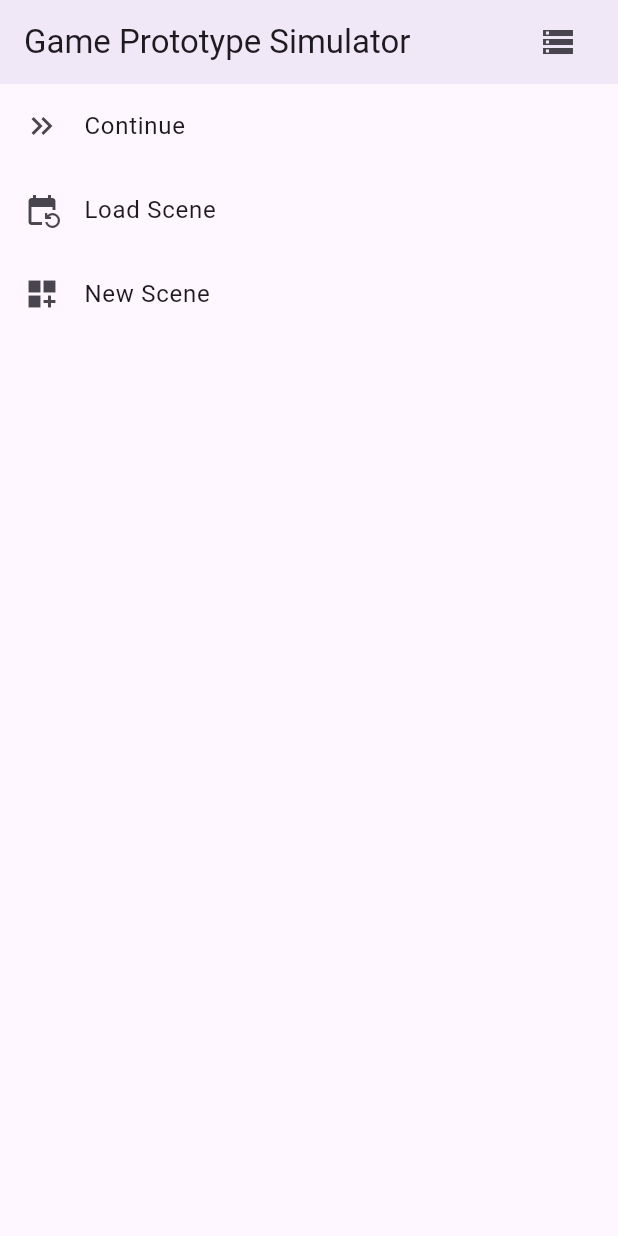
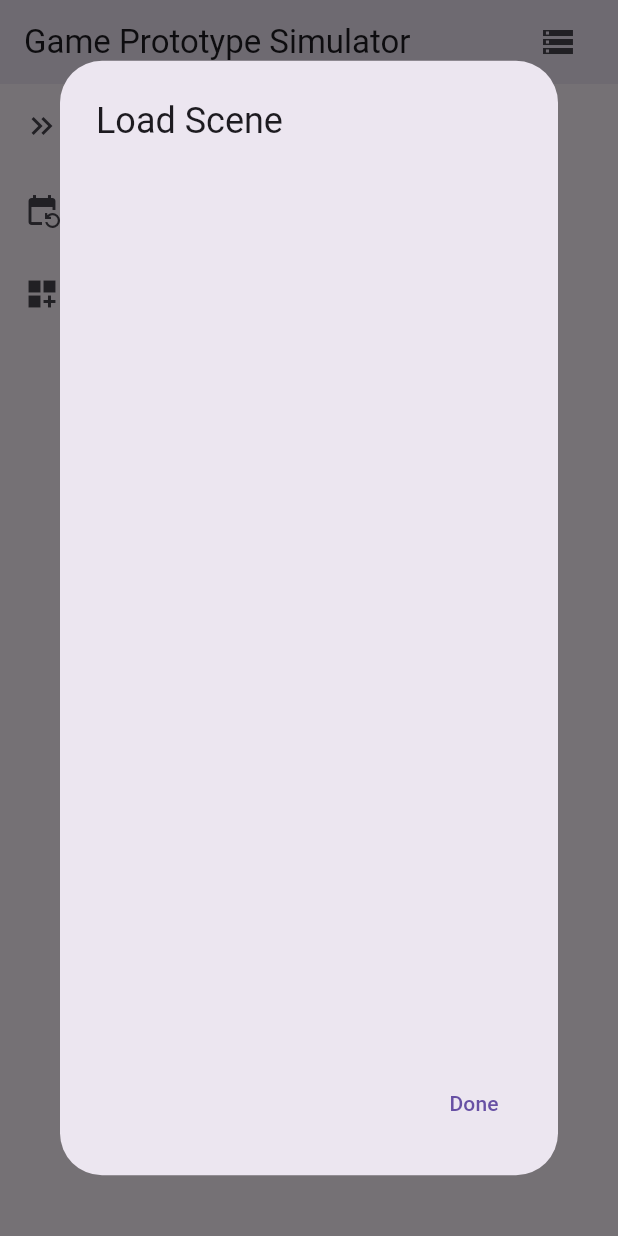
Before and after one commit to joehuang610154/game_prototype_simulator, a Flutter app: the screen it shows after launch, after a tap on "Load Scene", on a phone screen of 412 x 824 dp. Run offline on Flutter 3.47's test engine with Material 3 defaults, Android fonts, the light colour scheme and no system bars; our stand-ins replace drift, drift_flutter, equatable, get_it, go_router, injectable and 1 more; accounts and stored records are empty; generated files the repository leaves out were written again; statements that could not run were skipped.

Commit message:
show senes to be load

```diff
--- a/lib/app/domain/entities/scene.dart
+++ b/lib/app/domain/entities/scene.dart
@@ -39,4 +39,13 @@ class Scene extends Entity {
       snapshots: [],
     );
   }
+
+  factory Scene.empty() {
+    return Scene._(
+      id: '',
+      name: '',
+      gameObjects: [],
+      snapshots: [],
+    );
+  }
 }
--- a/lib/app/main.dart
+++ b/lib/app/main.dart
@@ -29,6 +29,9 @@ class App extends StatelessWidget {
       theme: ThemeData(
         useMaterial3: true,
         visualDensity: VisualDensity.adaptivePlatformDensity,
+        listTileTheme: ListTileThemeData(
+          selectedTileColor: Colors.orange.withAlpha(50),
+        ),
       ),
       debugShowCheckedModeBanner: false,
     );
--- a/lib/app/presentation/common/popup/create_new_scene/create_new_scene_popup.dart
+++ b/lib/app/presentation/common/popup/create_new_scene/create_new_scene_popup.dart
@@ -22,7 +22,7 @@ class CreateNewScenePopup extends StatelessWidget with Popup<CreateSceneInput> {
 }
 
 class _CreateNewScenePopup extends StatelessWidget
-    with PopupActions<CreateSceneInput> {
+    with Popup<CreateSceneInput> {
   _CreateNewScenePopup();
 
   @override
--- /dev/null
+++ b/lib/app/presentation/common/popup/load_scene_popup/load_scene_model.dart
@@ -0,0 +1,15 @@
+import 'package:game_prototype_simulator/app/domain/entities/scene.dart';
+import 'package:game_prototype_simulator/framework/entity_id.dart';
+
+class LoadSceneModel {
+  List<Scene> scenes = [];
+  Scene selectedScene = Scene.empty();
+
+  void updateScenes(List<Scene> scenes) {
+    this.scenes = scenes;
+  }
+
+  void select(EntityId sceneId) {
+    selectedScene = scenes.firstWhere((scene) => scene.id == sceneId);
+  }
+}
--- /dev/null
+++ b/lib/app/presentation/common/popup/load_scene_popup/load_scene_popup.dart
@@ -0,0 +1,78 @@
+import 'package:flutter/material.dart';
+import 'package:game_prototype_simulator/app/presentation/common/popup/load_scene_popup/load_scene_view_model.dart';
+import 'package:game_prototype_simulator/app/presentation/common/popup/popup.dart';
+import 'package:game_prototype_simulator/framework/app_context/app_context.dart';
+import 'package:game_prototype_simulator/framework/entity_id.dart';
+import 'package:game_prototype_simulator/framework/rx_builder.dart';
+import 'package:game_prototype_simulator/framework/view_model_scope.dart';
+import 'package:provider/provider.dart';
+
+class LoadScenePopup extends StatelessWidget with Popup<EntityId> {
+  LoadScenePopup({super.key});
+
+  @override
+  Widget build(BuildContext context) {
+    return ViewModelScope<LoadSceneViewModel>(
+      builder: (context) => _LoadScenePopup(),
+    );
+  }
+}
+
+class _LoadScenePopup extends StatelessWidget with Popup<EntityId> {
+  _LoadScenePopup();
+
+  @override
+  Widget build(BuildContext context) {
+    final LoadSceneViewModel viewModel = context.read();
+    return Form(
+      key: formKey,
+      child: RxBuilder(
+        viewModel.scenes,
+        builder: (context, scenes) {
+          return AlertDialog(
+            title: Text(app.tr.loadScene),
+            content: Container(
+              width: 375,
+              height: 575,
+              decoration: BoxDecoration(
+                borderRadius: BorderRadius.circular(16),
+              ),
+              child: ListView.builder(
+                itemCount: scenes.length,
+                itemBuilder: (context, index) {
+                  final scene = scenes[index];
+                  return RxBuilder(
+                    viewModel.selectedScene,
+                    builder: (context, selectedScene) {
+                      return ListTile(
+                        title: Text(scene.name),
+                        onTap: () {
+                          viewModel.selectScene(scene.id);
+                        },
+                        selected: selectedScene.id == scene.id,
+                      );
+                    },
+                  );
+                },
+              ),
+            ),
+            actions: [
+              RxBuilder(
+                viewModel.selectedScene,
+                builder: (context, selectedScene) {
+                  return TextButton(
+                    onPressed: () {
+                      if (selectedScene.id.isEmpty) return;
+                      submit(selectedScene.id);
+                    },
+                    child: Text(app.tr.done),
+                  );
+                },
+              ),
+            ],
+          );
+        },
+      ),
+    );
+  }
+}
--- /dev/null
+++ b/lib/app/presentation/common/popup/load_scene_popup/load_scene_view_model.dart
@@ -0,0 +1,36 @@
+import 'package:game_prototype_simulator/app/domain/entities/scene.dart';
+import 'package:game_prototype_simulator/app/domain/repositories/get_all_scenes_repository.dart';
+import 'package:game_prototype_simulator/app/presentation/common/popup/load_scene_popup/load_scene_model.dart';
+import 'package:game_prototype_simulator/framework/entity_id.dart';
+import 'package:game_prototype_simulator/framework/rx.dart';
+import 'package:game_prototype_simulator/framework/view_model.dart';
+import 'package:injectable/injectable.dart';
+
+@Injectable()
+class LoadSceneViewModel extends ViewModel<LoadSceneModel> {
+  final GetAllScenesRepository _getAllScenesRepository;
+
+  LoadSceneViewModel({
+    required GetAllScenesRepository getAllScenesRepository,
+  }) : _getAllScenesRepository = getAllScenesRepository;
+
+  @override
+  LoadSceneModel initState() => LoadSceneModel();
+
+  Rx<List<Scene>> get scenes => obs((model) => model.scenes);
+  Rx<Scene> get selectedScene => obs((model) => model.selectedScene);
+
+  @PostConstruct()
+  void init() {
+    refreshScenes();
+  }
+
+  Future<void> refreshScenes() async {
+    var scenes = await _getAllScenesRepository.get();
+    setState((model) => model.updateScenes(scenes));
+  }
+
+  void selectScene(EntityId sceneId) {
+    setState((model) => model.select(sceneId));
+  }
+}
--- a/lib/app/presentation/common/popup/popup.dart
+++ b/lib/app/presentation/common/popup/popup.dart
@@ -2,16 +2,14 @@ import 'package:flutter/material.dart';
 import 'package:game_prototype_simulator/framework/app_context/app_context.dart';
 
 mixin Popup<T extends Object> on Widget {
+  final GlobalKey<FormState> formKey = GlobalKey<FormState>();
+
   Future<T?> show() async {
     return await showDialog<T>(
       context: app.context,
       builder: (context) => this,
     );
   }
-}
-
-mixin PopupActions<T extends Object> on Widget {
-  final GlobalKey<FormState> formKey = GlobalKey<FormState>();
 
   void cancel() {
     app.pop();
--- a/lib/app/presentation/home/home_screen.dart
+++ b/lib/app/presentation/home/home_screen.dart
@@ -1,5 +1,6 @@
 import 'package:flutter/material.dart';
 import 'package:game_prototype_simulator/app/presentation/common/app_scaffold.dart';
+import 'package:game_prototype_simulator/app/presentation/common/popup/load_scene_popup/load_scene_popup.dart';
 import 'package:game_prototype_simulator/app/presentation/home/home_view_model.dart';
 import 'package:game_prototype_simulator/app/presentation/routes.dart';
 import 'package:game_prototype_simulator/framework/app_context/app_context.dart';
@@ -36,7 +37,9 @@ class _HomeScreen extends StatelessWidget {
           ListTile(
             leading: Icon(Icons.event_repeat),
             title: Text(app.tr.loadScene),
-            onTap: () {},
+            onTap: () async {
+              await LoadScenePopup().show();
+            },
           ),
           ListTile(
             leading: Icon(Icons.dashboard_customize),
--- a/lib/framework/entity_id.dart
+++ b/lib/framework/entity_id.dart
@@ -13,6 +13,8 @@ class EntityId extends Equatable {
   @override
   String toString() => id;
 
+  bool get isEmpty => id.isEmpty;
+
   @override
   List<Object?> get props => [id];
 }
```
Also changed, not shown: lib/injection.config.dart, 2 other files.
